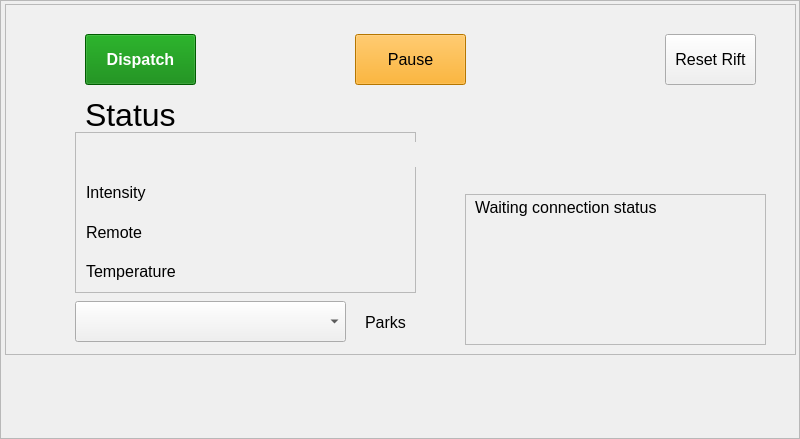
Before: the Qt Designer form runtime/agents/nolimits_coaster/nolimits_coaster_gui.ui in michaelmargolis/MdxMotionPlatformV3, drawn with Qt 5.
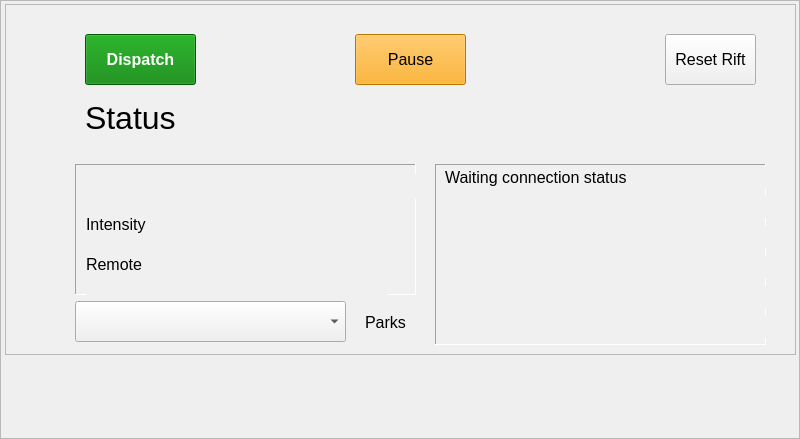
After: the same form once the commit is applied.

Patch:
```diff
--- a/runtime/agents/nolimits_coaster/nolimits_coaster_gui.ui
+++ b/runtime/agents/nolimits_coaster/nolimits_coaster_gui.ui
@@ -17,7 +17,7 @@
    <enum>QFrame::StyledPanel</enum>
   </property>
   <property name="frameShadow">
-   <enum>QFrame::Raised</enum>
+   <enum>QFrame::Sunken</enum>
   </property>
   <widget class="QFrame" name="frm_input">
    <property name="geometry">
@@ -104,7 +104,7 @@
     <property name="geometry">
      <rect>
       <x>80</x>
-      <y>90</y>
+      <y>93</y>
       <width>631</width>
       <height>41</height>
      </rect>
@@ -122,16 +122,16 @@
     <property name="geometry">
      <rect>
       <x>70</x>
-      <y>128</y>
+      <y>160</y>
       <width>341</width>
-      <height>161</height>
+      <height>131</height>
      </rect>
     </property>
     <property name="frameShape">
-     <enum>QFrame::StyledPanel</enum>
+     <enum>QFrame::Panel</enum>
     </property>
     <property name="frameShadow">
-     <enum>QFrame::Raised</enum>
+     <enum>QFrame::Sunken</enum>
     </property>
     <widget class="QLabel" name="lbl_intensity_status">
      <property name="geometry">
@@ -209,27 +209,27 @@
    <widget class="QFrame" name="frame_3">
     <property name="geometry">
      <rect>
-      <x>460</x>
-      <y>190</y>
-      <width>301</width>
-      <height>151</height>
+      <x>430</x>
+      <y>160</y>
+      <width>331</width>
+      <height>181</height>
      </rect>
     </property>
     <property name="frameShape">
-     <enum>QFrame::StyledPanel</enum>
+     <enum>QFrame::Panel</enum>
     </property>
     <property name="frameShadow">
-     <enum>QFrame::Raised</enum>
+     <enum>QFrame::Sunken</enum>
     </property>
     <property name="lineWidth">
-     <number>2</number>
+     <number>1</number>
     </property>
     <widget class="QLabel" name="lbl_pc_conn_status_0">
      <property name="geometry">
       <rect>
        <x>10</x>
        <y>2</y>
-       <width>270</width>
+       <width>330</width>
        <height>22</height>
       </rect>
      </property>
@@ -247,7 +247,7 @@
       <rect>
        <x>10</x>
        <y>32</y>
-       <width>270</width>
+       <width>330</width>
        <height>22</height>
       </rect>
      </property>
@@ -265,7 +265,7 @@
       <rect>
        <x>10</x>
        <y>62</y>
-       <width>270</width>
+       <width>330</width>
        <height>22</height>
       </rect>
      </property>
@@ -283,7 +283,7 @@
       <rect>
        <x>10</x>
        <y>92</y>
-       <width>270</width>
+       <width>330</width>
        <height>22</height>
       </rect>
      </property>
@@ -301,7 +301,25 @@
       <rect>
        <x>10</x>
        <y>122</y>
-       <width>270</width>
+       <width>330</width>
+       <height>22</height>
+      </rect>
+     </property>
+     <property name="font">
+      <font>
+       <pointsize>12</pointsize>
+      </font>
+     </property>
+     <property name="text">
+      <string/>
+     </property>
+    </widget>
+    <widget class="QLabel" name="lbl_pc_conn_status_5">
+     <property name="geometry">
+      <rect>
+       <x>10</x>
+       <y>152</y>
+       <width>330</width>
        <height>22</height>
       </rect>
      </property>
@@ -335,7 +353,7 @@
      <rect>
       <x>360</x>
       <y>310</y>
-      <width>81</width>
+      <width>51</width>
       <height>16</height>
      </rect>
     </property>
```
